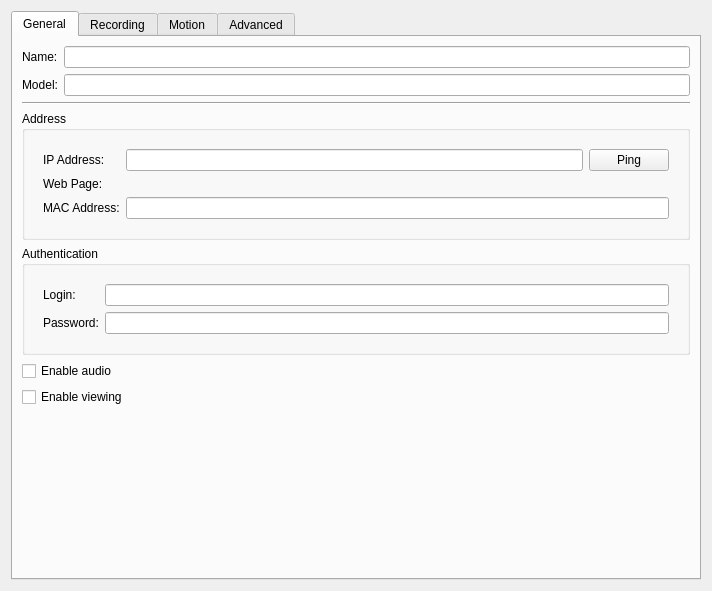
The window that client/src/ui/widgets/properties/single_camera_settings_widget.ui (networkoptix/nx_open) describes before a commit, drawn with Qt 5.
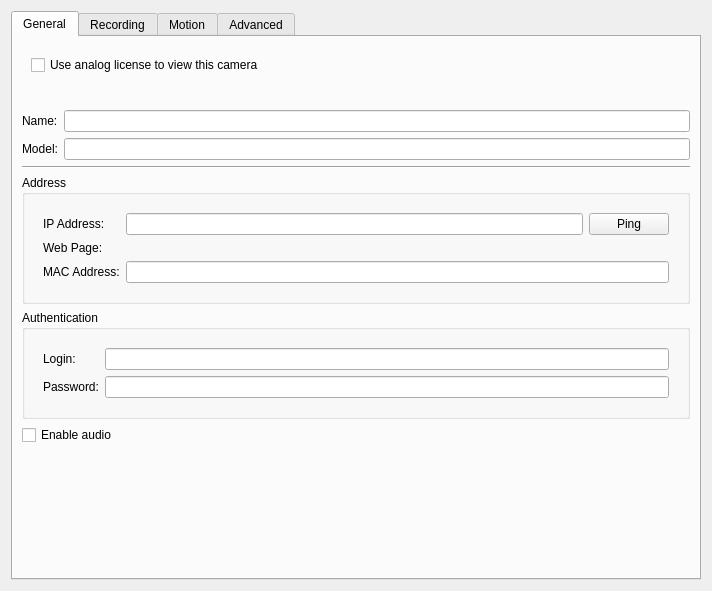
The same window after the commit. Custom widgets are drawn as their Qt base class.

Commit message:
Labels and checkboxes moved, sample overlay set
<==== Mercurial data ====>
Branch: feature/1758

```diff
--- a/client/src/ui/widgets/properties/single_camera_settings_widget.ui
+++ b/client/src/ui/widgets/properties/single_camera_settings_widget.ui
@@ -24,6 +24,26 @@
        <string>General</string>
       </attribute>
       <layout class="QVBoxLayout" name="verticalLayout_2">
+       <item>
+        <widget class="QWidget" name="dtsWidget" native="true">
+         <layout class="QVBoxLayout" name="verticalLayout_3">
+          <item>
+           <widget class="QCheckBox" name="dtsViewCheckBox">
+            <property name="text">
+             <string>Use analog license to view this camera</string>
+            </property>
+           </widget>
+          </item>
+          <item>
+           <widget class="QLabel" name="dtsViewWarningLabel">
+            <property name="text">
+             <string/>
+            </property>
+           </widget>
+          </item>
+         </layout>
+        </widget>
+       </item>
        <item>
         <layout class="QFormLayout" name="formLayout_3">
          <item row="0" column="0">
@@ -196,20 +216,6 @@
          </property>
         </widget>
        </item>
-       <item>
-        <widget class="QCheckBox" name="dtsViewCheckBox">
-         <property name="text">
-          <string>Enable viewing</string>
-         </property>
-        </widget>
-       </item>
-       <item>
-        <widget class="QLabel" name="dtsViewWarningLabel">
-         <property name="text">
-          <string/>
-         </property>
-        </widget>
-       </item>
        <item>
         <spacer name="verticalSpacer">
          <property name="orientation">
```
The commit also changes 4 other files.
